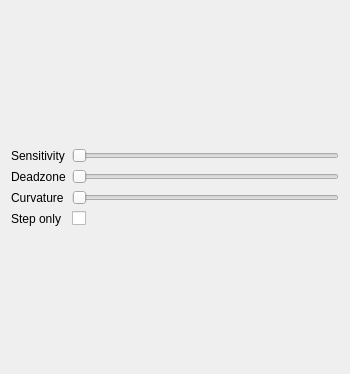
Old version of the form src/mickey/pref.ui in the repository mavak/linux-track.
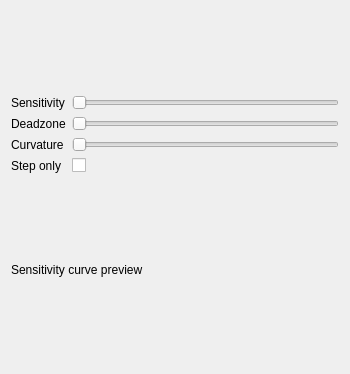
New version of the form.

Commit message: Implemented trial of new settings with possible revert. Both current and new curve settings are visible now. Removed X and Y values labels since the CPU usage was too high.

```diff
--- a/src/mickey/pref.ui
+++ b/src/mickey/pref.ui
@@ -84,6 +84,19 @@
      </item>
     </layout>
    </item>
+   <item>
+    <widget class="QLabel" name="label_5">
+     <property name="sizePolicy">
+      <sizepolicy hsizetype="Preferred" vsizetype="Maximum">
+       <horstretch>0</horstretch>
+       <verstretch>0</verstretch>
+      </sizepolicy>
+     </property>
+     <property name="text">
+      <string>Sensitivity curve preview</string>
+     </property>
+    </widget>
+   </item>
   </layout>
  </widget>
  <resources/>
```
The commit also changes 5 other files.
